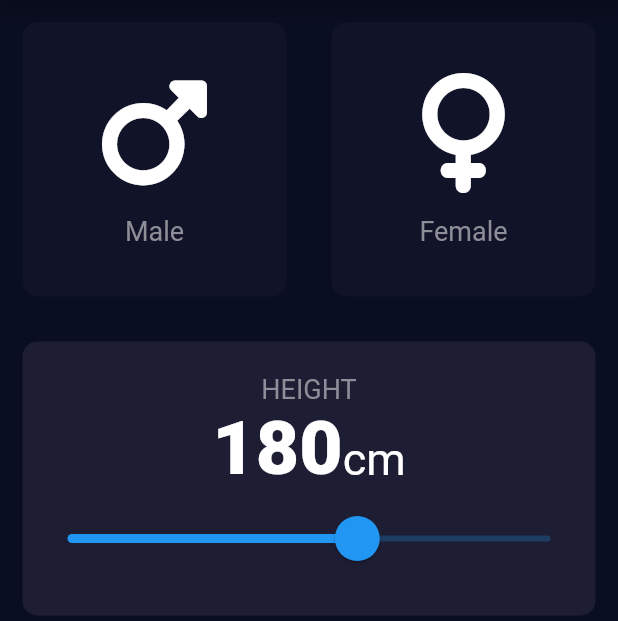
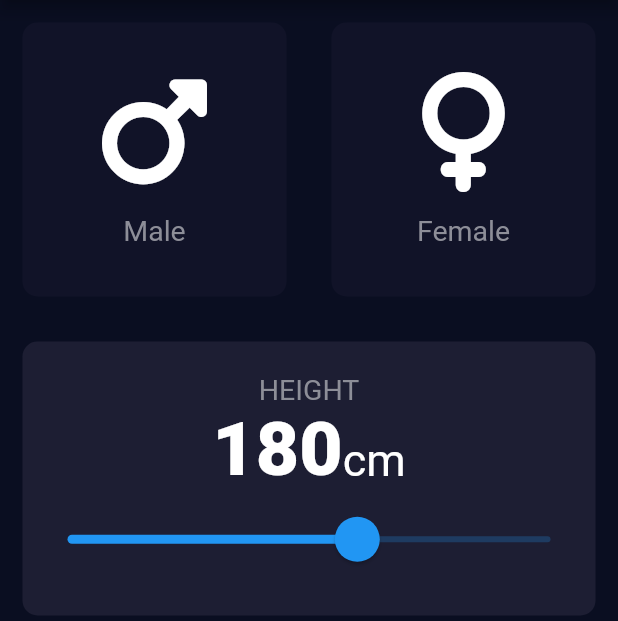
Before and after one commit to kevin-antony-software/flutter1_BMI_Calculator, a Flutter app: the screen it shows after launch, on a phone screen of 412 x 824 dp, the part 84-705 px from its top. Run offline on Flutter 3.47's test engine with Material 2 defaults, Android fonts, the phone set to English and light mode, and no system bars; our stand-ins replace font_awesome_flutter.

Commit message:
second commit

```diff
--- a/lib/constants.dart
+++ b/lib/constants.dart
@@ -5,7 +5,7 @@ const kActiveColor = Color(0xFF1D1E33);
 const kInactiveColor = Color(0XFF111328);
 
 const kLabelTextStyle = TextStyle(
-  fontSize: 18.0,
+  fontSize: 19.0,
   color: Color(0xFF8D8E98),
 );
 
```
